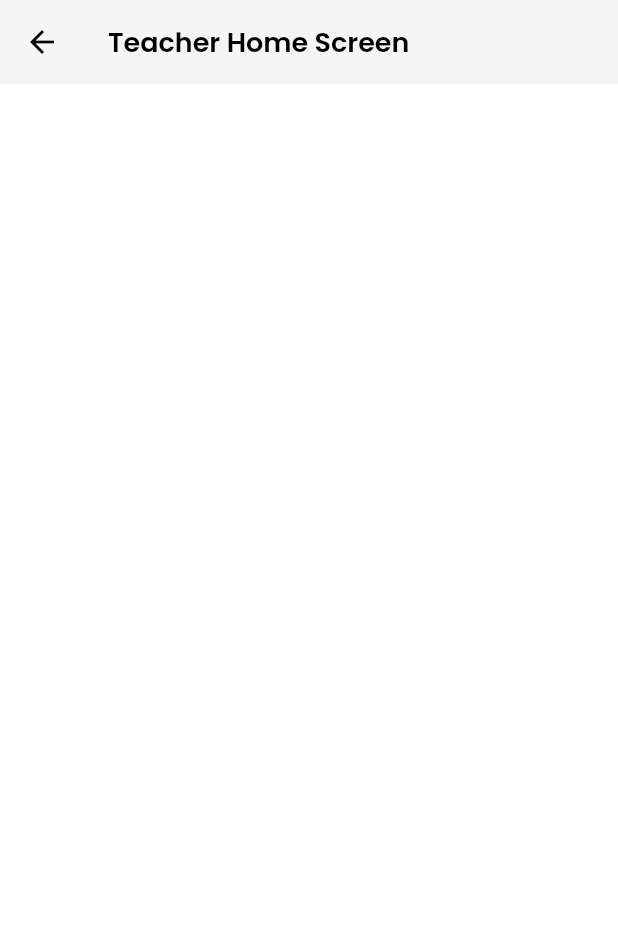
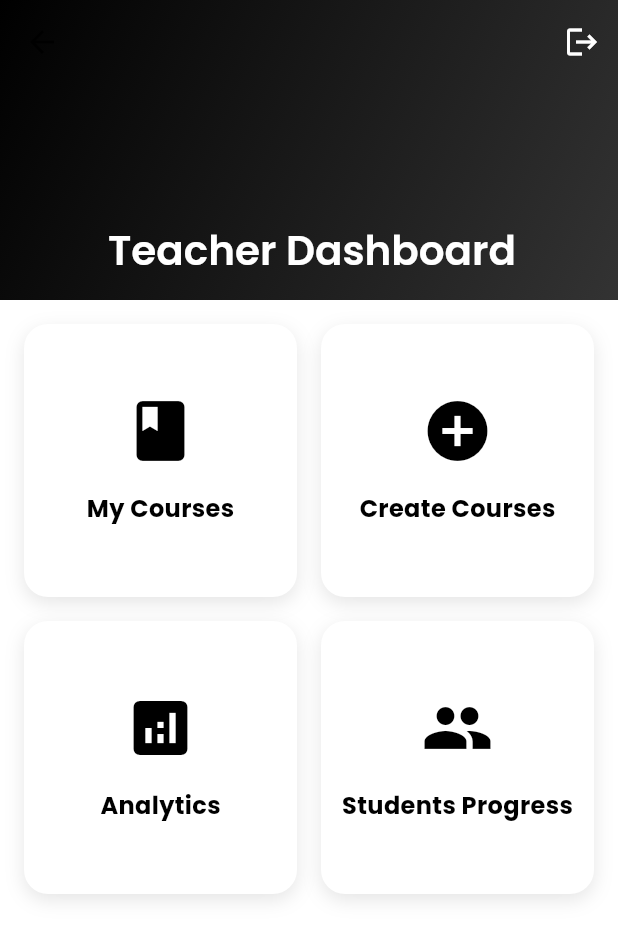
Before and after one commit to dd-18/e_learning_application, a Flutter app: the TeacherHomeScreen screen opened by its route, on a phone screen of 412 x 824 dp. Shown: the top 939 px of the screen. Run offline on Flutter 3.47's test engine with Material 3 defaults, Android fonts, the phone set to English and light mode, and no system bars; our stand-ins replace bloc, cached_network_image, chewie, equatable, flutter_bloc, get and 5 more; accounts and stored records are empty.

Commit message:
feat: Implement teacher dashboard UI
This commit replaces the placeholder `TeacherHomeScreen` with a full-featured dashboard UI. The new design provides teachers with quick access to key functionalities through a grid of interactive cards.

Key changes:
- **`TeacherHomeScreen`**:
    - Implements a `CustomScrollView` with a `SliverAppBar` for a modern, dynamic header effect.
    - The app bar features a gradient background, a title, and a logout button that triggers a confirmation dialog.
    - A `SliverGrid` displays dashboard items for 'My Courses', 'Create Courses', 'Analytics', and 'Students Progress'.
- **`DashboardCard`**:
    - Adds a new reusable widget to represent each item on the teacher dashboard.
    - This card features an icon, a title, a tap action, and is styled with a box shadow and rounded corners for a clean, modern look.

```diff
--- /dev/null
+++ b/lib/views/teacher/teacher_home/widgets/dashboard_card.dart
@@ -0,0 +1,50 @@
+import 'package:e_learning_application/core/theme/app_colors.dart';
+import 'package:flutter/material.dart';
+
+class DashboardCard extends StatelessWidget {
+  final String title;
+  final IconData icon;
+  final VoidCallback onTap;
+
+  const DashboardCard({
+    super.key,
+    required this.title,
+    required this.icon,
+    required this.onTap,
+  });
+
+  @override
+  Widget build(BuildContext context) {
+    return InkWell(
+      onTap: onTap,
+      child: Container(
+        decoration: BoxDecoration(
+          color: AppColors.accent,
+          borderRadius: BorderRadius.circular(16),
+          boxShadow: [
+            BoxShadow(
+              color: AppColors.primary.withOpacity(0.1),
+              blurRadius: 10,
+              offset: Offset(0, 4),
+            ),
+          ],
+        ),
+        child: Column(
+          mainAxisAlignment: MainAxisAlignment.center,
+          children: [
+            Icon(icon, size: 48, color: AppColors.primary),
+            SizedBox(height: 16),
+            Text(
+              title,
+              style: TextStyle(
+                fontSize: 16,
+                fontWeight: FontWeight.bold,
+                color: AppColors.primary,
+              ),
+            ),
+          ],
+        ),
+      ),
+    );
+  }
+}
--- a/lib/views/teacher/teacher_home_screen.dart
+++ b/lib/views/teacher/teacher_home_screen.dart
@@ -1,4 +1,10 @@
+import 'package:e_learning_application/core/theme/app_colors.dart';
+import 'package:e_learning_application/views/teacher/teacher_home/widgets/dashboard_card.dart';
 import 'package:flutter/material.dart';
+import 'package:get/get.dart';
+
+import '../../core/utils/app_dialogs.dart';
+import '../../routes/app_routes.dart';
 
 class TeacherHomeScreen extends StatelessWidget {
   const TeacherHomeScreen({super.key});
@@ -6,7 +12,75 @@ class TeacherHomeScreen extends StatelessWidget {
   @override
   Widget build(BuildContext context) {
     return Scaffold(
-      appBar: AppBar(title: Text('Teacher Home Screen'),),
+      backgroundColor: AppColors.lightBackground,
+      body: CustomScrollView(
+        slivers: [
+          SliverAppBar(
+            expandedHeight: 200,
+            pinned: true,
+            backgroundColor: AppColors.primary,
+            actions: [
+              IconButton(
+                onPressed: () async {
+                  final confirm = await AppDialogs.showLogoutDialog();
+                  if (confirm == true) {
+                    Get.offAllNamed(AppRoutes.login);
+                  }
+                },
+                icon: Icon(Icons.logout, color: AppColors.accent),
+              ),
+            ],
+            flexibleSpace: FlexibleSpaceBar(
+              title: Text(
+                'Teacher Dashboard',
+                style: TextStyle(color: AppColors.accent),
+              ),
+              background: Container(
+                decoration: BoxDecoration(
+                  gradient: LinearGradient(
+                    colors: [AppColors.primary, AppColors.primaryLight],
+                    begin: Alignment.topLeft,
+                    end: Alignment.bottomRight,
+                  ),
+                ),
+              ),
+            ),
+          ),
+          SliverPadding(
+            padding: EdgeInsets.all(16),
+            sliver: SliverGrid(
+              delegate: SliverChildListDelegate([
+                DashboardCard(
+                  title: 'My Courses',
+                  icon: Icons.book,
+                  onTap: () {},
+                ),
+                DashboardCard(
+                  title: 'Create Courses',
+                  icon: Icons.add_circle,
+                  onTap: () {},
+                ),
+                DashboardCard(
+                  title: 'Analytics',
+                  icon: Icons.analytics,
+                  onTap: () {},
+                ),
+                DashboardCard(
+                  title: 'Students Progress',
+                  icon: Icons.people,
+                  onTap: () {},
+                ),
+              ]),
+              gridDelegate: SliverGridDelegateWithFixedCrossAxisCount(
+                crossAxisCount: 2,
+                mainAxisSpacing: 16,
+                crossAxisSpacing: 16,
+                childAspectRatio: 1,
+              ),
+            ),
+          ),
+        ],
+      ),
     );
   }
 }
```
